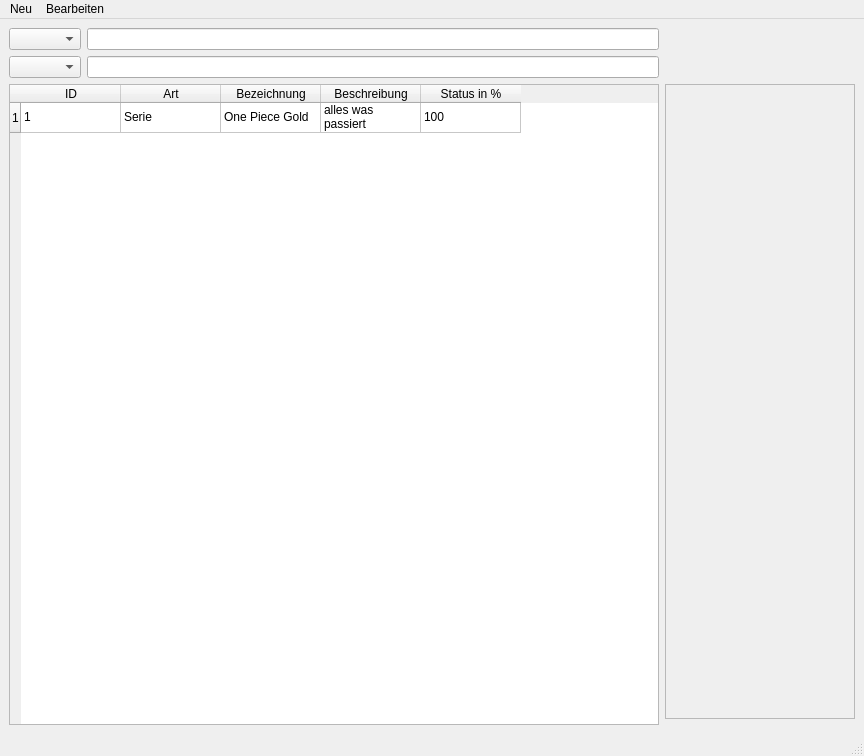
This is templates/backlog_manager_main.ui in Wholffe/BacklogManager as Qt 5 draws it before an edit. The edited form follows.
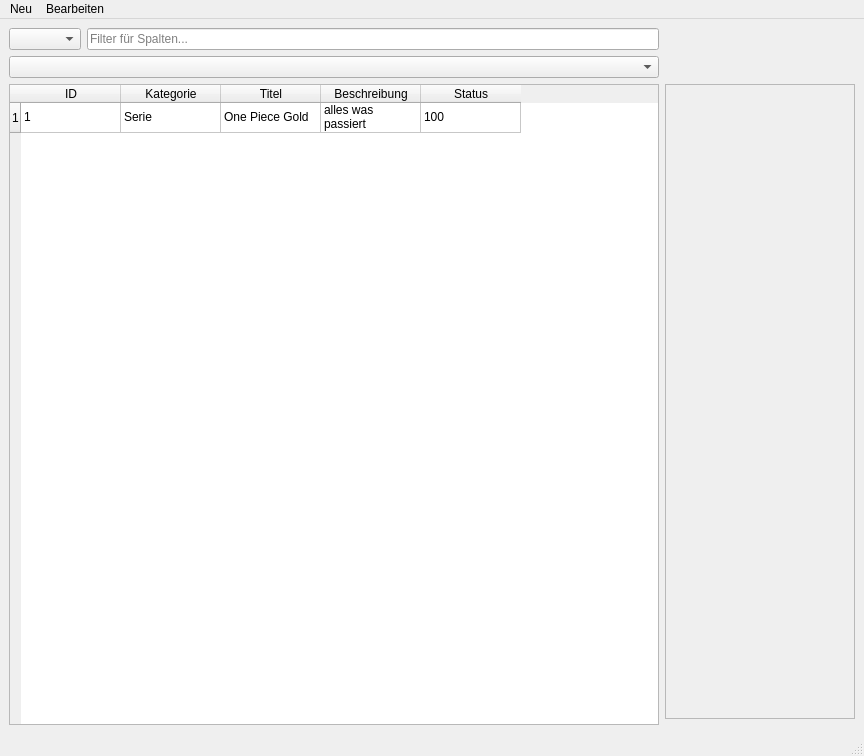
This is the edited form.

The edit to the form file:
```diff
--- a/templates/backlog_manager_main.ui
+++ b/templates/backlog_manager_main.ui
@@ -15,17 +15,24 @@
   </property>
   <widget class="QWidget" name="centralwidget">
    <layout class="QGridLayout" name="gridLayout">
-    <item row="0" column="0">
-     <layout class="QHBoxLayout" name="horizontalLayout_3">
-      <item>
+    <item row="3" column="0">
+     <layout class="QGridLayout" name="gridLayout_3">
+      <item row="2" column="0">
+       <widget class="QComboBox" name="combobox_column_filter"/>
+      </item>
+      <item row="2" column="1">
+       <widget class="QLineEdit" name="lineedit_column_filter">
+        <property name="placeholderText">
+         <string>Filter für Spalten...</string>
+        </property>
+       </widget>
+      </item>
+      <item row="3" column="0" colspan="2">
        <widget class="QComboBox" name="combobox_category_filter"/>
       </item>
-      <item>
-       <widget class="QLineEdit" name="lineedit_category_filter"/>
-      </item>
      </layout>
     </item>
-    <item row="6" column="0" rowspan="2">
+    <item row="7" column="0" rowspan="2">
      <widget class="QTableWidget" name="backlog_collection_table">
       <property name="minimumSize">
        <size>
@@ -45,12 +52,12 @@
       </column>
       <column>
        <property name="text">
-        <string>Art</string>
+        <string>Kategorie</string>
        </property>
       </column>
       <column>
        <property name="text">
-        <string>Bezeichnung</string>
+        <string>Titel</string>
        </property>
       </column>
       <column>
@@ -60,7 +67,7 @@
       </column>
       <column>
        <property name="text">
-        <string>Status in %</string>
+        <string>Status</string>
        </property>
       </column>
       <item row="0" column="0">
@@ -90,17 +97,7 @@
       </item>
      </widget>
     </item>
-    <item row="1" column="0">
-     <layout class="QHBoxLayout" name="horizontalLayout_4">
-      <item>
-       <widget class="QComboBox" name="combobox_column_filter"/>
-      </item>
-      <item>
-       <widget class="QLineEdit" name="lineedit_column_filter"/>
-      </item>
-     </layout>
-    </item>
-    <item row="6" column="1">
+    <item row="7" column="1">
      <widget class="QScrollArea" name="scrollArea">
       <property name="widgetResizable">
        <bool>true</bool>
```
Left out of the diff: 6 changed lines with no effect on the pictures.
